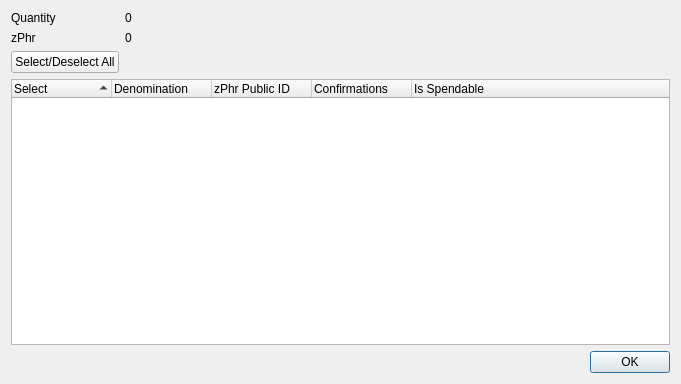
Before: the Qt Designer form src/qt/forms/zphrcontroldialog.ui in curiumofficial/curium, drawn with Qt 5.
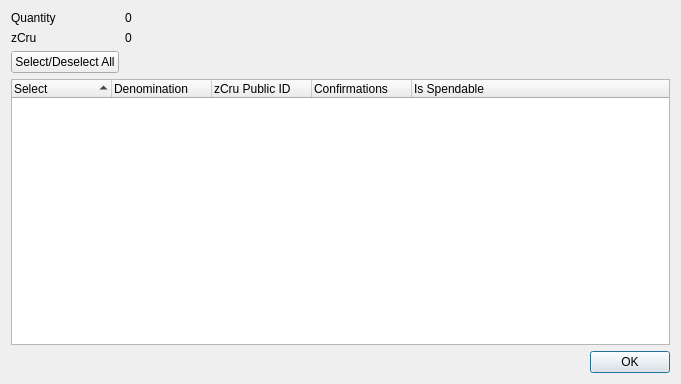
After: the same form once the commit is applied.

Patch:
```diff
--- a/src/qt/forms/zphrcontroldialog.ui
+++ b/src/qt/forms/zphrcontroldialog.ui
@@ -42,7 +42,7 @@
      <item row="1" column="0">
       <widget class="QLabel" name="labelZPhr">
        <property name="text">
-        <string>zPhr</string>
+        <string>zCru</string>
        </property>
       </widget>
      </item>
@@ -96,7 +96,7 @@
        </column>
        <column>
         <property name="text">
-         <string notr="true">zPhr Public ID</string>
+         <string notr="true">zCru Public ID</string>
         </property>
        </column>
        <column>
```
Left out of the diff: 14 changed lines with no effect on the pictures.
